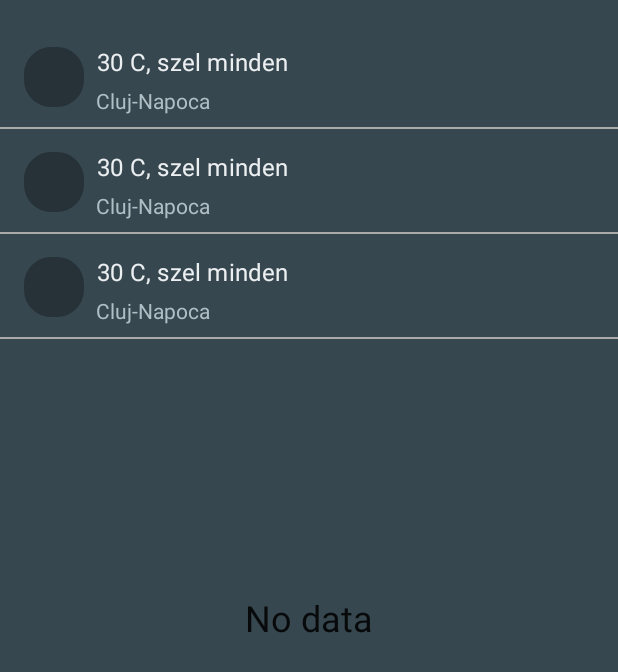
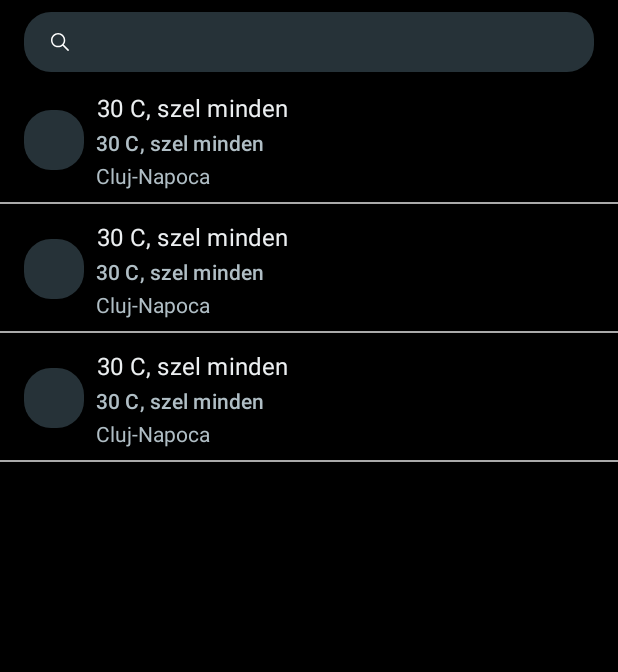
Before and after one commit to akoszsebe/WeatherApp, an Android app: the layout fragment_locations.xml on its own in the app's theme, with its tools: preview values and no code run, on a phone screen of 412 x 824 dp. Shown: the top 672 px of the screen. Run offline under Robolectric (Android 15) with nearby library versions, the phone set to English and light mode, and no system bars; network calls fail.

Commit message:
ui improved

```diff
--- a/app/src/main/java/com/example/weatherapp/data/repository/WeatherRepository.kt
+++ b/app/src/main/java/com/example/weatherapp/data/repository/WeatherRepository.kt
@@ -56,9 +56,8 @@ class WeatherRepository(
             val weathers =
                 weatherApiService.getWeatherForLocations(ids.joinToString(",")).execute().body()
             if (weathers != null) {
-                val locationToSave =
+                locationWeatherDao.deleteAllData()
                 locationWeatherDao.insertWeatherForLocations(weathers.list)
-                //insertAll(weathers.list)
                 emitter.onSuccess(weathers.list)
             } else {
                 emitter.onError(Exception("No data received"))
--- /dev/null
+++ b/app/src/main/res/drawable/ic_close.xml
@@ -0,0 +1,9 @@
+<vector xmlns:android="http://schemas.android.com/apk/res/android"
+    android:width="16dp"
+    android:height="16dp"
+    android:viewportWidth="512.001"
+    android:viewportHeight="512.001">
+  <path
+      android:fillColor="#fff"
+      android:pathData="M284.286,256.002L506.143,34.144c7.811,-7.811 7.811,-20.475 0,-28.285c-7.811,-7.81 -20.475,-7.811 -28.285,0L256,227.717L34.143,5.859c-7.811,-7.811 -20.475,-7.811 -28.285,0c-7.81,7.811 -7.811,20.475 0,28.285l221.857,221.857L5.858,477.859c-7.811,7.811 -7.811,20.475 0,28.285c3.905,3.905 9.024,5.857 14.143,5.857c5.119,0 10.237,-1.952 14.143,-5.857L256,284.287l221.857,221.857c3.905,3.905 9.024,5.857 14.143,5.857s10.237,-1.952 14.143,-5.857c7.811,-7.811 7.811,-20.475 0,-28.285L284.286,256.002z"/>
+</vector>
--- a/app/src/main/res/drawable/ic_plant_list_inactive.xml
+++ b/app/src/main/res/drawable/ic_plant_list_inactive.xml
@@ -20,6 +20,6 @@
         android:pathData="M19.3246,20.6607C15.6597,24.2525 8.0157,24.716 3.7225,20.4289C4.6649,19.8496 5.6073,19.2703 7.2827,19.3861C7.911,18.6909 8.8534,18.2275 10.3194,18.4592C11.3665,11.9707 8.4346,9.1899 5.9215,8.6106C7.0733,9.3058 8.7487,10.4645 9.2723,13.3611C2.6754,13.9404 2.1518,10.001 1,6.4092C5.5026,5.3664 8.8534,6.2933 10.8429,10.001C11.3665,1.4269 16.6021,0.7317 21,0.5C20.267,4.3236 20.4764,10.4645 13.4607,11.3914C13.5654,8.7265 14.6126,6.2933 17.2304,4.0918C11.9948,5.714 11.5759,13.9404 12.5183,18.4592C13.6702,18.4592 14.4031,18.4592 15.1361,19.3861C17.1257,19.1544 18.801,20.0813 19.3246,20.6607Z"
         android:fillColor="#00000000"
         android:fillType="evenOdd"
-        android:strokeColor="?attr/colorPrimaryDark"
+        android:strokeColor="@color/weather_gray_900"
         android:strokeWidth="1" />
 </vector>
--- /dev/null
+++ b/app/src/main/res/drawable/ic_search.xml
@@ -0,0 +1,9 @@
+<vector xmlns:android="http://schemas.android.com/apk/res/android"
+    android:width="12dp"
+    android:height="12dp"
+    android:viewportWidth="511.999"
+    android:viewportHeight="511.999">
+  <path
+      android:fillColor="#FFFFFf"
+      android:pathData="M508.874,478.708L360.142,329.976c28.21,-34.827 45.191,-79.103 45.191,-127.309c0,-111.75 -90.917,-202.667 -202.667,-202.667S0,90.917 0,202.667s90.917,202.667 202.667,202.667c48.206,0 92.482,-16.982 127.309,-45.191l148.732,148.732c4.167,4.165 10.919,4.165 15.086,0l15.081,-15.082C513.04,489.627 513.04,482.873 508.874,478.708zM202.667,362.667c-88.229,0 -160,-71.771 -160,-160s71.771,-160 160,-160s160,71.771 160,160S290.896,362.667 202.667,362.667z"/>
+</vector>
--- /dev/null
+++ b/app/src/main/res/drawable/shape_tab_indicator.xml
@@ -0,0 +1,6 @@
+<?xml version="1.0" encoding="utf-8"?>
+<shape xmlns:android="http://schemas.android.com/apk/res/android"
+    android:shape="rectangle">
+    <corners android:radius="20dp" />
+    <solid android:color="@color/weather_white" />
+</shape>
--- a/app/src/main/res/drawable/tab_background_selected.xml
+++ b/app/src/main/res/drawable/tab_background_selected.xml
@@ -5,9 +5,8 @@
     <!-- radius should be half of the desired TabLayout height -->
     <corners
         android:radius="18dp"/>
-
     <!-- color of the selected tab -->
+    <size android:height="5dp" />
     <solid
         android:color="#fff"/>
-
 </shape>
--- a/app/src/main/res/drawable/tab_icon_color_selector.xml
+++ b/app/src/main/res/drawable/tab_icon_color_selector.xml
@@ -16,6 +16,6 @@
   -->
 
 <selector xmlns:android="http://schemas.android.com/apk/res/android">
-    <item android:color="?attr/colorOnPrimary" android:state_activated="true" />
-    <item android:color="?attr/colorPrimaryDark"/>
+    <item android:color="@color/weather_gray_900" android:state_activated="true" />
+    <item android:color="@color/weather_white"/>
 </selector>
--- a/app/src/main/res/drawable/tab_layout_background.xml
+++ b/app/src/main/res/drawable/tab_layout_background.xml
@@ -8,6 +8,6 @@
 
     <!-- TabLayout background color -->
     <solid
-        android:color="?attr/colorPrimaryDark"/>
+        android:color="@color/weather_gray_900"/>
 
 </shape>
--- a/app/src/main/res/layout/activity_weather.xml
+++ b/app/src/main/res/layout/activity_weather.xml
@@ -29,6 +29,8 @@
             android:text="Offline"
             android:textAlignment="center"
             android:visibility="gone"
+            android:gravity="center"
+            android:textColor="@color/weather_gray_50"
             app:layout_constraintBottom_toBottomOf="parent"
             app:layout_constraintEnd_toEndOf="parent"
             app:layout_constraintStart_toStartOf="parent" />
--- a/app/src/main/res/layout/fragment_locations.xml
+++ b/app/src/main/res/layout/fragment_locations.xml
@@ -13,14 +13,28 @@
 
     <FrameLayout
         android:layout_width="match_parent"
-        android:layout_height="match_parent">
+        android:layout_height="wrap_content">
+
+        <androidx.appcompat.widget.SearchView
+            android:id="@+id/searchView"
+            style="@style/SearchViewStyle.Weather"
+            android:layout_width="match_parent"
+            android:layout_height="40dp"
+            android:layout_marginStart="@dimen/margin_normal"
+            android:layout_marginTop="@dimen/margin_small"
+            android:layout_marginEnd="@dimen/margin_normal"
+            android:background="@drawable/tab_layout_background"
+            android:clickable="true"
+            android:focusable="true"
+            app:isGone="@{!hasLocations}" />
 
         <androidx.swiperefreshlayout.widget.SwipeRefreshLayout
             android:id="@+id/locations_list_refresh"
             android:layout_width="match_parent"
             android:layout_height="match_parent"
-            android:layout_marginTop="@dimen/margin_normal"
+            android:layout_marginTop="50dp"
             android:clipToPadding="false">
+
             <androidx.recyclerview.widget.RecyclerView
                 android:id="@+id/locations_list"
                 android:layout_width="match_parent"
--- a/app/src/main/res/layout/list_item_weather_locations.xml
+++ b/app/src/main/res/layout/list_item_weather_locations.xml
@@ -14,21 +14,35 @@
 
     <androidx.constraintlayout.widget.ConstraintLayout
         android:layout_width="match_parent"
-        android:layout_height="70dp">
+        android:layout_height="86dp">
 
         <TextView
             android:id="@+id/plant_name"
             android:layout_width="wrap_content"
             android:layout_height="wrap_content"
-            android:layout_marginStart="8dp"
-            android:layout_marginTop="8dp"
+            android:layout_marginStart="@dimen/margin_small"
+            android:layout_marginTop="@dimen/margin_small"
             android:gravity="center_horizontal"
             android:text="@{String.format(@string/temptemplate,location.main.temp-272.15,location.weather[0].description)}"
             android:textColor="@color/weather_gray_50"
             android:textAppearance="@style/TextAppearance.MaterialComponents.Subtitle1"
-            app:layout_constraintBottom_toTopOf="@+id/textView"
+            app:layout_constraintBottom_toTopOf="@+id/plant_name1"
             app:layout_constraintStart_toEndOf="@+id/imageView"
             app:layout_constraintTop_toTopOf="parent"
+            tools:text="30 C, szel minden" />
+
+        <TextView
+            android:id="@+id/plant_name1"
+            android:layout_width="wrap_content"
+            android:layout_height="wrap_content"
+            android:layout_marginStart="@dimen/margin_small"
+            android:gravity="center_horizontal"
+            android:text="@{String.format(@string/filslike,location.main.feelsLike-272.15)}"
+            android:textColor="@color/weather_gray_200"
+            android:textAppearance="@style/TextAppearance.MaterialComponents.Subtitle2"
+            app:layout_constraintTop_toBottomOf="@+id/plant_name"
+            app:layout_constraintStart_toEndOf="@+id/imageView"
+            app:layout_constraintBottom_toTopOf="@+id/textView"
             tools:text="30 C, szel minden" />
 
         <ImageView
@@ -46,7 +60,8 @@
             android:id="@+id/textView"
             android:layout_width="wrap_content"
             android:layout_height="wrap_content"
-            android:layout_marginBottom="8dp"
+            android:layout_marginTop="@dimen/margin_small"
+            android:layout_marginBottom="@dimen/margin_small"
             android:text="@{location.name}"
             android:textColor="@color/weather_gray_200"
             app:layout_constraintBottom_toTopOf="@+id/dividerView"
--- a/app/src/main/res/values/colors.xml
+++ b/app/src/main/res/values/colors.xml
@@ -9,5 +9,5 @@
     <color name="weather_gray_900">#263238</color>
     <color name="weather_white">#deffffff</color>
     <color name="weather_indigo_500">#ab47bc</color>
-    <color name="weather_red">#ffcdd2</color>
+    <color name="weather_red">#e57373</color>
 </resources>
--- a/app/src/main/res/values/strings.xml
+++ b/app/src/main/res/values/strings.xml
@@ -8,4 +8,6 @@
     <string name="current_location">Current Location</string>
     <string name="no_data">No data</string>
     <string name="temptemplate">%.1f °C, %s</string>
+    <string name="search_hint">Search..</string>
+    <string name="filslike">feels like %.0f °C</string>
 </resources>
--- a/app/src/main/res/values/styles.xml
+++ b/app/src/main/res/values/styles.xml
@@ -2,13 +2,16 @@
 
     <!-- To see how these attributes are used, please visit https://material.io/develop/android/theming/color/ -->
     <style name="Base.Theme.Weather" parent="Theme.MaterialComponents.DayNight.NoActionBar">
-        <item name="colorPrimary">@color/weather_gray_800</item>
+        <item name="colorPrimary">@color/weather_black</item>
         <item name="colorOnPrimary">@color/weather_indigo_500</item>
-        <item name="colorPrimaryDark">@color/weather_gray_900</item>
+        <item name="colorPrimaryDark">@color/weather_black</item>
         <item name="colorOnSurface">@color/weather_black</item>
         <item name="colorAccent">@color/weather_indigo_500</item>
         <item name="colorSurface">@color/weather_gray_50</item>
-        <item name="android:colorBackground">@color/weather_gray_800</item>
+        <item name="android:colorBackground">@color/weather_black</item>
+        <item name="android:editTextColor">@color/weather_gray_50</item>
+        <item name="android:textColorHint">@color/weather_gray_300</item>
+        <item name="tabIndicatorColor">@color/weather_gray_50</item>
     </style>
 
     <style name="Theme.Weather" parent="Base.Theme.Weather"/>
@@ -25,9 +28,17 @@
     </style>
 
     <style name="TabTextAppearance.Weather" parent="TextAppearance.Design.Tab">
-        <item name="android:textSize">14sp</item>
+        <item name="android:textSize">16sp</item>
         <item name="android:textColor">#fff</item>
         <item name="android:textStyle">bold</item>
+        <item name="textAllCaps">false</item>
+        <item name="android:textAllCaps">false</item>
     </style>
 
+    <style name="SearchViewStyle.Weather" parent="Theme.Weather">
+        <item name="searchIcon">@drawable/ic_search</item>
+        <item name="queryHint">@string/search_hint</item>
+        <item name="searchHintIcon">@null</item>
+        <item name="closeIcon">@drawable/ic_close</item>
+    </style>
 </resources>
```
Also changed, not shown: app/src/main/java/com/example/weatherapp/LocationsFragment.kt (+22 -0 lines), app/src/main/java/com/example/weatherapp/data/persistance/dao/LocationWeatherDao.kt (+9 -0 lines), app/src/main/java/com/example/weatherapp/viewmodels/LocationListViewModel.kt (+14 -2 lines), app/src/main/res/drawable/ic_search_24.xml (added, +9 -0 lines), app/src/main/res/layout/fragment_view_pager.xml (+18 -7 lines), 1 other file.
